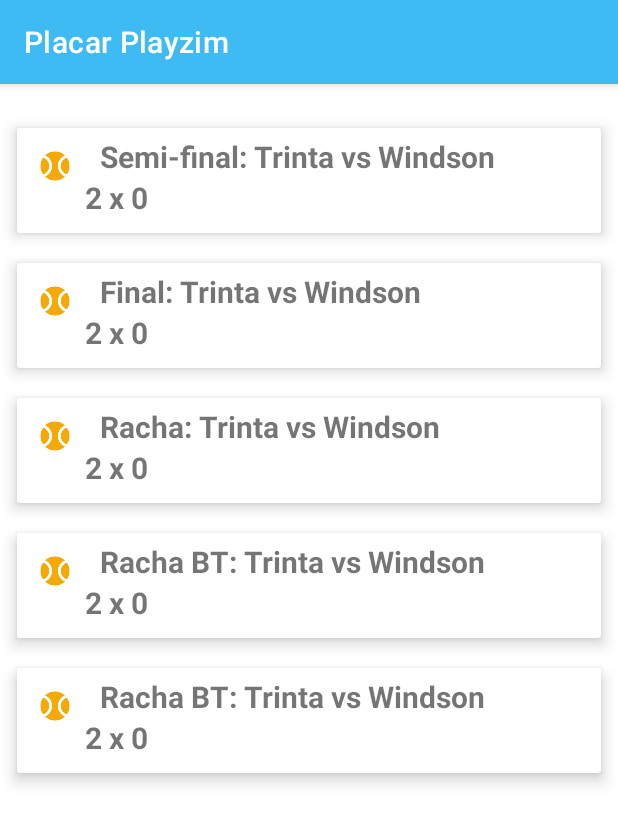
After one commit to windcarvalho/PlacarPlayzim, an Android app: the PreviousGamesActivity screen opened directly, with no data from a screen before it, on a phone screen of 412 x 824 dp. The commit adds this screen. Shown: the top 823 px of the screen. Run offline under Robolectric (Android 15) with nearby library versions, the phone set to English and light mode, and no system bars.

```diff
--- a/app/src/main/AndroidManifest.xml
+++ b/app/src/main/AndroidManifest.xml
@@ -2,6 +2,7 @@
 <manifest xmlns:android="http://schemas.android.com/apk/res/android"
     package="com.playzim.activities.placar">
 
+    <uses-permission android:name="android.permission.VIBRATE" />
     <application
         android:allowBackup="true"
         android:icon="@mipmap/ic_launcher"
@@ -18,6 +19,10 @@
             android:screenOrientation="landscape"
             android:theme="@style/AppThemeFS" />
         <activity
+            android:name="com.playzim.activities.PreviousGamesActivity"
+            android:exported="false"
+            android:theme="@style/Theme.Placar"/>
+        <activity
             android:name="com.playzim.activities.MainActivity"
             android:exported="true"
             android:theme="@style/Theme.Placar">
--- /dev/null
+++ b/app/src/main/java/com/playzim/activities/PreviousGamesActivity.kt
@@ -0,0 +1,43 @@
+package com.playzim.activities
+
+import com.playzim.adapters.CustomAdapter
+import androidx.appcompat.app.AppCompatActivity
+import android.os.Bundle
+import androidx.recyclerview.widget.LinearLayoutManager
+import androidx.recyclerview.widget.RecyclerView
+import com.playzim.activities.placar.R
+import com.playzim.previousgames.PreviousGame
+
+
+class PreviousGamesActivity : AppCompatActivity() {
+    override fun onCreate(savedInstanceState: Bundle?) {
+        super.onCreate(savedInstanceState)
+        setContentView(R.layout.activity_previous_games)
+
+        // getting the recyclerview by its id
+        val recyclerview = findViewById<RecyclerView>(R.id.rcPreviousGames)
+
+        // this creates a vertical layout Manager
+        recyclerview.layoutManager = LinearLayoutManager(this)
+
+        // ArrayList of class ItemsViewModel
+        val data = ArrayList<PreviousGame>()
+
+        // This loop will create 20 Views containing
+        // the image with the count of view
+        //for (i in 1..7) {
+            data.add(PreviousGame("Semi-final: Trinta vs Windson ","2 x 0",true))
+        data.add(PreviousGame("Final: Trinta vs Windson ","2 x 0",true))
+        data.add(PreviousGame("Racha: Trinta vs Windson ","2 x 0",true))
+        data.add(PreviousGame("Racha BT: Trinta vs Windson ","2 x 0",true))
+        data.add(PreviousGame("Racha BT: Trinta vs Windson ","2 x 0",true))
+        //}
+
+        // This will pass the ArrayList to our Adapter
+        val adapter = CustomAdapter(data)
+
+        // Setting the Adapter with the recyclerview
+        recyclerview.adapter = adapter
+
+    }
+}
--- /dev/null
+++ b/app/src/main/java/com/playzim/adapters/CustomAdapter.kt
@@ -0,0 +1,49 @@
+package com.playzim.adapters
+
+import android.view.LayoutInflater
+import android.view.View
+import android.view.ViewGroup
+import android.widget.ImageView
+import android.widget.TextView
+import androidx.recyclerview.widget.RecyclerView
+import com.playzim.activities.placar.R
+import com.playzim.previousgames.PreviousGame
+
+
+class CustomAdapter(private val mList: List<PreviousGame>) : RecyclerView.Adapter<CustomAdapter.ViewHolder>() {
+
+    // create new views
+    override fun onCreateViewHolder(parent: ViewGroup, viewType: Int): ViewHolder {
+        // inflates the card_view_design view
+        // that is used to hold list item
+        val view = LayoutInflater.from(parent.context).inflate(R.layout.card_previous_game, parent, false)
+
+        return ViewHolder(view)
+    }
+
+    // binds the list items to a view
+    override fun onBindViewHolder(holder: ViewHolder, position: Int) {
+
+        val placarAnterior = mList[position]
+
+        // sets the image to the imageview from our itemHolder class
+        //holder.imageView.setImageResource(ItemsViewModel.image)
+
+        // sets the text to the textview from our itemHolder class
+        holder.textView.text = placarAnterior.nome_partida
+        holder.textView3.text = placarAnterior.resultado
+
+    }
+
+    // return the number of the items in the list
+    override fun getItemCount(): Int {
+        return mList.size
+    }
+
+    // Holds the views for adding it to image and text
+    class ViewHolder(ItemView: View) : RecyclerView.ViewHolder(ItemView) {
+        val imageView: ImageView = itemView.findViewById(R.id.imageview)
+        val textView: TextView = itemView.findViewById(R.id.textView)
+        val textView3: TextView = itemView.findViewById(R.id.textView3)
+    }
+}
--- /dev/null
+++ b/app/src/main/java/com/playzim/placarbt/Contat.kt
@@ -0,0 +1,3 @@
+package com.playzim.placarbt
+import java.io.Serializable
+data class Contato (val nome: String?,val numero:String?): Serializable
--- /dev/null
+++ b/app/src/main/java/com/playzim/previousgames/PreviousGame.kt
@@ -0,0 +1,5 @@
+package com.playzim.previousgames
+
+import java.io.Serializable
+
+data class PreviousGame(var nome_partida:String, var resultado:String, var has_timer:Boolean):Serializable
--- /dev/null
+++ b/app/src/main/res/layout/activity_previous_games.xml
@@ -0,0 +1,17 @@
+<?xml version="1.0" encoding="utf-8"?>
+<androidx.constraintlayout.widget.ConstraintLayout xmlns:android="http://schemas.android.com/apk/res/android"
+    xmlns:app="http://schemas.android.com/apk/res-auto"
+    xmlns:tools="http://schemas.android.com/tools"
+    android:layout_width="match_parent"
+    android:layout_height="match_parent"
+    tools:context="com.playzim.activities.PreviousGamesActivity">
+
+    <androidx.recyclerview.widget.RecyclerView
+        android:id="@+id/rcPreviousGames"
+        android:layout_width="409dp"
+        android:layout_height="729dp"
+        app:layout_constraintBottom_toBottomOf="parent"
+        app:layout_constraintEnd_toEndOf="parent"
+        app:layout_constraintStart_toStartOf="parent"
+        app:layout_constraintTop_toTopOf="parent" />
+</androidx.constraintlayout.widget.ConstraintLayout>
--- /dev/null
+++ b/app/src/main/res/layout/card_previous_game.xml
@@ -0,0 +1,47 @@
+<?xml version="1.0" encoding="utf-8"?>
+<androidx.cardview.widget.CardView
+    xmlns:android="http://schemas.android.com/apk/res/android"
+    xmlns:app="http://schemas.android.com/apk/res-auto"
+    android:layout_width="match_parent"
+    android:layout_height="70dp"
+    android:layout_margin="10dp"
+    app:cardElevation="6dp">
+
+    <LinearLayout
+        android:layout_width="match_parent"
+        android:layout_height="wrap_content"
+
+        android:padding="5dp">
+
+        <ImageView
+            android:id="@+id/imageview"
+            android:layout_width="40dp"
+            android:layout_height="40dp"
+            app:srcCompat="@drawable/team_a_game_foreground" />
+
+        <LinearLayout
+            android:layout_width="match_parent"
+            android:layout_height="wrap_content"
+            android:orientation="vertical"    >
+            <TextView
+                android:id="@+id/textView"
+                android:layout_width="match_parent"
+                android:layout_height="wrap_content"
+                android:layout_marginStart="10dp"
+                android:layout_marginLeft="15dp"
+                android:text="Item"
+                android:textSize="20sp"
+                android:textStyle="bold" />
+            <TextView
+                android:id="@+id/textView3"
+                android:layout_width="match_parent"
+                android:layout_height="wrap_content"
+                android:text="Item Nome"
+                android:textSize="20sp"
+                android:textStyle="bold" />
+
+        </LinearLayout>
+
+    </LinearLayout>
+
+</androidx.cardview.widget.CardView>
```
Also changed, not shown: app/src/main/java/com/playzim/activities/ConfigActivity.kt (+57 -40 lines), app/src/main/java/com/playzim/activities/MainActivity.kt (+21 -0 lines), app/src/main/res/layout/activity_main.xml (+14 -5 lines).
